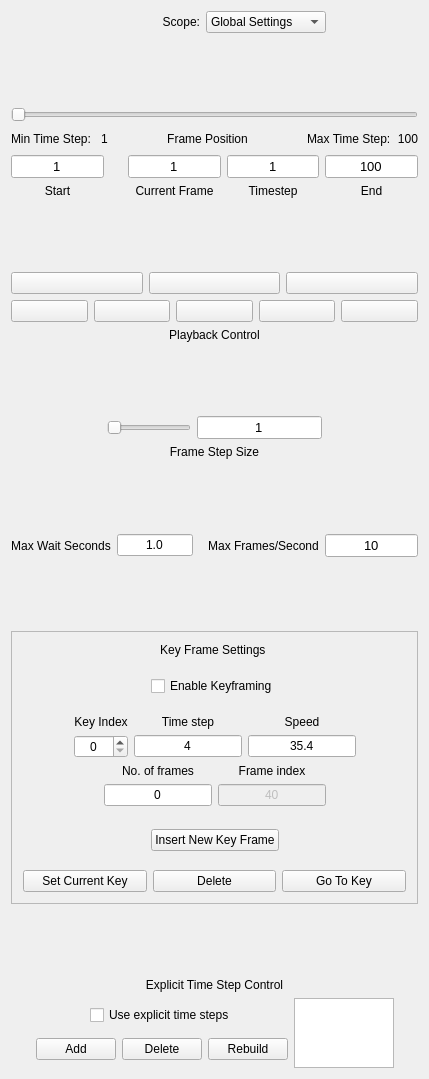
Old version of the form apps/vaporgui/guis/ui/animationtab.ui in the repository yyr/vapor.
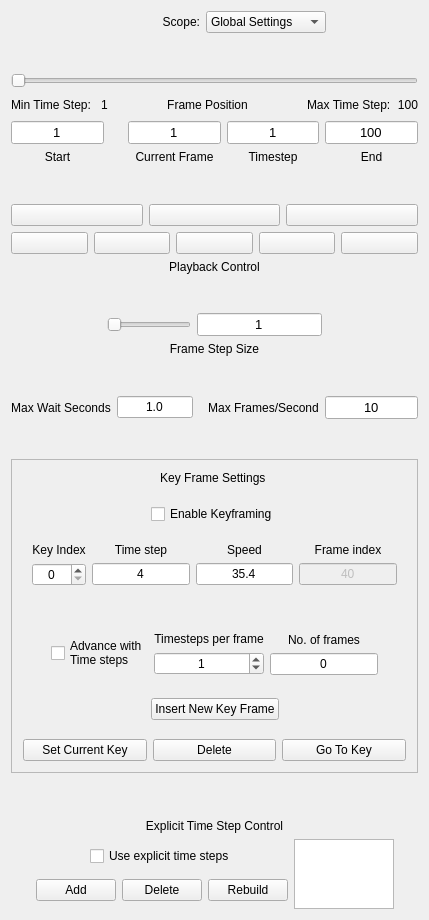
New version of the form. Icons and pictures are not drawn.

Commit message: Added elements to control timestep advance rate

The edit to the form file:
```diff
--- a/apps/vaporgui/guis/ui/animationtab.ui
+++ b/apps/vaporgui/guis/ui/animationtab.ui
@@ -7,7 +7,7 @@
     <x>0</x>
     <y>0</y>
     <width>429</width>
-    <height>1079</height>
+    <height>920</height>
    </rect>
   </property>
   <property name="sizePolicy">
@@ -43,7 +43,7 @@
   </property>
   <layout class="QHBoxLayout" name="horizontalLayout_10">
    <item>
-    <layout class="QVBoxLayout" name="verticalLayout_2">
+    <layout class="QVBoxLayout" name="verticalLayout_4">
      <item>
       <layout class="QHBoxLayout">
        <item>
@@ -937,7 +937,7 @@
        </property>
        <layout class="QHBoxLayout" name="horizontalLayout_8">
         <item>
-         <layout class="QVBoxLayout" name="verticalLayout">
+         <layout class="QVBoxLayout" name="verticalLayout_2">
           <item>
            <widget class="QLabel" name="label">
             <property name="text">
@@ -1026,7 +1026,7 @@
            </spacer>
           </item>
           <item>
-           <layout class="QHBoxLayout" name="horizontalLayout_2">
+           <layout class="QHBoxLayout" name="horizontalLayout_7">
             <item>
              <spacer name="horizontalSpacer_8">
               <property name="orientation">
@@ -1041,7 +1041,7 @@
              </spacer>
             </item>
             <item>
-             <layout class="QGridLayout" name="gridLayout_2">
+             <layout class="QGridLayout" name="gridLayout">
               <item row="0" column="0">
                <widget class="QLabel" name="label_2">
                 <property name="toolTip">
@@ -1114,6 +1114,30 @@
                 </property>
                </widget>
               </item>
+              <item row="0" column="3">
+               <widget class="QLabel" name="label_4">
+                <property name="toolTip">
+                 <string>&lt;!DOCTYPE HTML PUBLIC &quot;-//W3C//DTD HTML 4.0//EN&quot; &quot;http://www.w3.org/TR/REC-html40/strict.dtd&quot;&gt;
+&lt;html&gt;&lt;head&gt;&lt;meta name=&quot;qrichtext&quot; content=&quot;1&quot; /&gt;&lt;style type=&quot;text/css&quot;&gt;
+p, li { white-space: pre-wrap; }
+&lt;/style&gt;&lt;/head&gt;&lt;body style=&quot; font-family:'Lucida Grande'; font-size:13pt; font-weight:400; font-style:normal;&quot;&gt;
+&lt;p style=&quot; margin-top:0px; margin-bottom:0px; margin-left:0px; margin-right:0px; -qt-block-indent:0; text-indent:0px;&quot;&gt;&lt;span style=&quot; font-family:'MS Shell Dlg 2'; font-size:12pt;&quot;&gt;The frame index associated with the current key frame.  &lt;/span&gt;&lt;/p&gt;&lt;/body&gt;&lt;/html&gt;</string>
+                </property>
+                <property name="whatsThis">
+                 <string>&lt;!DOCTYPE HTML PUBLIC &quot;-//W3C//DTD HTML 4.0//EN&quot; &quot;http://www.w3.org/TR/REC-html40/strict.dtd&quot;&gt;
+&lt;html&gt;&lt;head&gt;&lt;meta name=&quot;qrichtext&quot; content=&quot;1&quot; /&gt;&lt;style type=&quot;text/css&quot;&gt;
+p, li { white-space: pre-wrap; }
+&lt;/style&gt;&lt;/head&gt;&lt;body style=&quot; font-family:'Lucida Grande'; font-size:13pt; font-weight:400; font-style:normal;&quot;&gt;
+&lt;p style=&quot; margin-top:0px; margin-bottom:0px; margin-left:0px; margin-right:0px; -qt-block-indent:0; text-indent:0px;&quot;&gt;&lt;span style=&quot; font-family:'MS Shell Dlg 2'; font-size:12pt;&quot;&gt;The frame index index is the position of the keyframe in the full animation sequence.  It is the sum of all the frame counts for all the frames up to the current frame.  It cannot be edited.  It is a consequence of the speeds at the various key frames as well as the duration of keyframes where the camera is fixed.&lt;/span&gt;&lt;/p&gt;&lt;/body&gt;&lt;/html&gt;</string>
+                </property>
+                <property name="text">
+                 <string>Frame index</string>
+                </property>
+                <property name="alignment">
+                 <set>Qt::AlignCenter</set>
+                </property>
+               </widget>
+              </item>
               <item row="1" column="0">
                <widget class="QSpinBox" name="keyIndexSpin">
                 <property name="minimumSize">
@@ -1189,6 +1213,36 @@
                 </property>
                </widget>
               </item>
+              <item row="1" column="3">
+               <widget class="QLineEdit" name="frameIndexEdit">
+                <property name="enabled">
+                 <bool>false</bool>
+                </property>
+                <property name="toolTip">
+                 <string>&lt;!DOCTYPE HTML PUBLIC &quot;-//W3C//DTD HTML 4.0//EN&quot; &quot;http://www.w3.org/TR/REC-html40/strict.dtd&quot;&gt;
+&lt;html&gt;&lt;head&gt;&lt;meta name=&quot;qrichtext&quot; content=&quot;1&quot; /&gt;&lt;style type=&quot;text/css&quot;&gt;
+p, li { white-space: pre-wrap; }
+&lt;/style&gt;&lt;/head&gt;&lt;body style=&quot; font-family:'Lucida Grande'; font-size:13pt; font-weight:400; font-style:normal;&quot;&gt;
+&lt;p style=&quot; margin-top:0px; margin-bottom:0px; margin-left:0px; margin-right:0px; -qt-block-indent:0; text-indent:0px;&quot;&gt;&lt;span style=&quot; font-family:'MS Shell Dlg 2'; font-size:12pt;&quot;&gt;The frame index associated with the current key frame.  &lt;/span&gt;&lt;/p&gt;&lt;/body&gt;&lt;/html&gt;</string>
+                </property>
+                <property name="whatsThis">
+                 <string>&lt;!DOCTYPE HTML PUBLIC &quot;-//W3C//DTD HTML 4.0//EN&quot; &quot;http://www.w3.org/TR/REC-html40/strict.dtd&quot;&gt;
+&lt;html&gt;&lt;head&gt;&lt;meta name=&quot;qrichtext&quot; content=&quot;1&quot; /&gt;&lt;style type=&quot;text/css&quot;&gt;
+p, li { white-space: pre-wrap; }
+&lt;/style&gt;&lt;/head&gt;&lt;body style=&quot; font-family:'Lucida Grande'; font-size:13pt; font-weight:400; font-style:normal;&quot;&gt;
+&lt;p style=&quot; margin-top:0px; margin-bottom:0px; margin-left:0px; margin-right:0px; -qt-block-indent:0; text-indent:0px;&quot;&gt;&lt;span style=&quot; font-family:'MS Shell Dlg 2'; font-size:12pt;&quot;&gt;The frame index index is the position of the keyframe in the full animation sequence.  It is the sum of all the frame counts for all the frames up to the current frame.  It cannot be edited.  It is a consequence of the speeds at the various key frames as well as the duration of keyframes where the camera is fixed.&lt;/span&gt;&lt;/p&gt;&lt;/body&gt;&lt;/html&gt;</string>
+                </property>
+                <property name="text">
+                 <string>40</string>
+                </property>
+                <property name="alignment">
+                 <set>Qt::AlignCenter</set>
+                </property>
+                <property name="readOnly">
+                 <bool>true</bool>
+                </property>
+               </widget>
+              </item>
              </layout>
             </item>
             <item>
@@ -1207,7 +1261,20 @@
            </layout>
           </item>
           <item>
-           <layout class="QHBoxLayout" name="horizontalLayout_7">
+           <spacer name="verticalSpacer_6">
+            <property name="orientation">
+             <enum>Qt::Vertical</enum>
+            </property>
+            <property name="sizeHint" stdset="0">
+             <size>
+              <width>20</width>
+              <height>40</height>
+             </size>
+            </property>
+           </spacer>
+          </item>
+          <item>
+           <layout class="QHBoxLayout" name="horizontalLayout_2">
             <item>
              <spacer name="horizontalSpacer_5">
               <property name="orientation">
@@ -1215,15 +1282,53 @@
               </property>
               <property name="sizeHint" stdset="0">
                <size>
-                <width>40</width>
+                <width>13</width>
                 <height>20</height>
                </size>
               </property>
              </spacer>
             </item>
             <item>
-             <layout class="QGridLayout" name="gridLayout">
-              <item row="0" column="0">
+             <widget class="QCheckBox" name="synchCheckBox">
+              <property name="toolTip">
+               <string>Check to sychronize frame advance with time step advance</string>
+              </property>
+              <property name="text">
+               <string>Advance with 
+Time steps</string>
+              </property>
+             </widget>
+            </item>
+            <item>
+             <layout class="QVBoxLayout" name="verticalLayout_3">
+              <item>
+               <widget class="QLabel" name="label_6">
+                <property name="text">
+                 <string>Timesteps per frame</string>
+                </property>
+                <property name="alignment">
+                 <set>Qt::AlignCenter</set>
+                </property>
+               </widget>
+              </item>
+              <item>
+               <widget class="QSpinBox" name="timestepRateSpin">
+                <property name="toolTip">
+                 <string>&lt;html&gt;&lt;head/&gt;&lt;body&gt;&lt;p&gt;Specify time step change per frame when frame numbers are advancing with time step.&lt;/p&gt;&lt;/body&gt;&lt;/html&gt;</string>
+                </property>
+                <property name="alignment">
+                 <set>Qt::AlignCenter</set>
+                </property>
+                <property name="value">
+                 <number>1</number>
+                </property>
+               </widget>
+              </item>
+             </layout>
+            </item>
+            <item>
+             <layout class="QVBoxLayout" name="verticalLayout">
+              <item>
                <widget class="QLabel" name="label_7">
                 <property name="toolTip">
                  <string>&lt;!DOCTYPE HTML PUBLIC &quot;-//W3C//DTD HTML 4.0//EN&quot; &quot;http://www.w3.org/TR/REC-html40/strict.dtd&quot;&gt;
@@ -1247,31 +1352,7 @@
                 </property>
                </widget>
               </item>
-              <item row="0" column="1">
-               <widget class="QLabel" name="label_4">
-                <property name="toolTip">
-                 <string>&lt;!DOCTYPE HTML PUBLIC &quot;-//W3C//DTD HTML 4.0//EN&quot; &quot;http://www.w3.org/TR/REC-html40/strict.dtd&quot;&gt;
-&lt;html&gt;&lt;head&gt;&lt;meta name=&quot;qrichtext&quot; content=&quot;1&quot; /&gt;&lt;style type=&quot;text/css&quot;&gt;
-p, li { white-space: pre-wrap; }
-&lt;/style&gt;&lt;/head&gt;&lt;body style=&quot; font-family:'Lucida Grande'; font-size:13pt; font-weight:400; font-style:normal;&quot;&gt;
-&lt;p style=&quot; margin-top:0px; margin-bottom:0px; margin-left:0px; margin-right:0px; -qt-block-indent:0; text-indent:0px;&quot;&gt;&lt;span style=&quot; font-family:'MS Shell Dlg 2'; font-size:12pt;&quot;&gt;The frame index associated with the current key frame.  &lt;/span&gt;&lt;/p&gt;&lt;/body&gt;&lt;/html&gt;</string>
-                </property>
-                <property name="whatsThis">
-                 <string>&lt;!DOCTYPE HTML PUBLIC &quot;-//W3C//DTD HTML 4.0//EN&quot; &quot;http://www.w3.org/TR/REC-html40/strict.dtd&quot;&gt;
-&lt;html&gt;&lt;head&gt;&lt;meta name=&quot;qrichtext&quot; content=&quot;1&quot; /&gt;&lt;style type=&quot;text/css&quot;&gt;
-p, li { white-space: pre-wrap; }
-&lt;/style&gt;&lt;/head&gt;&lt;body style=&quot; font-family:'Lucida Grande'; font-size:13pt; font-weight:400; font-style:normal;&quot;&gt;
-&lt;p style=&quot; margin-top:0px; margin-bottom:0px; margin-left:0px; margin-right:0px; -qt-block-indent:0; text-indent:0px;&quot;&gt;&lt;span style=&quot; font-family:'MS Shell Dlg 2'; font-size:12pt;&quot;&gt;The frame index index is the position of the keyframe in the full animation sequence.  It is the sum of all the frame counts for all the frames up to the current frame.  It cannot be edited.  It is a consequence of the speeds at the various key frames as well as the duration of keyframes where the camera is fixed.&lt;/span&gt;&lt;/p&gt;&lt;/body&gt;&lt;/html&gt;</string>
-                </property>
-                <property name="text">
-                 <string>Frame index</string>
-                </property>
-                <property name="alignment">
-                 <set>Qt::AlignCenter</set>
-                </property>
-               </widget>
-              </item>
-              <item row="1" column="0">
+              <item>
                <widget class="QLineEdit" name="numFramesEdit">
                 <property name="toolTip">
                  <string>&lt;!DOCTYPE HTML PUBLIC &quot;-//W3C//DTD HTML 4.0//EN&quot; &quot;http://www.w3.org/TR/REC-html40/strict.dtd&quot;&gt;
@@ -1298,36 +1379,6 @@
                 </property>
                </widget>
               </item>
-              <item row="1" column="1">
-               <widget class="QLineEdit" name="frameIndexEdit">
-                <property name="enabled">
-                 <bool>false</bool>
-                </property>
-                <property name="toolTip">
-                 <string>&lt;!DOCTYPE HTML PUBLIC &quot;-//W3C//DTD HTML 4.0//EN&quot; &quot;http://www.w3.org/TR/REC-html40/strict.dtd&quot;&gt;
-&lt;html&gt;&lt;head&gt;&lt;meta name=&quot;qrichtext&quot; content=&quot;1&quot; /&gt;&lt;style type=&quot;text/css&quot;&gt;
-p, li { white-space: pre-wrap; }
-&lt;/style&gt;&lt;/head&gt;&lt;body style=&quot; font-family:'Lucida Grande'; font-size:13pt; font-weight:400; font-style:normal;&quot;&gt;
-&lt;p style=&quot; margin-top:0px; margin-bottom:0px; margin-left:0px; margin-right:0px; -qt-block-indent:0; text-indent:0px;&quot;&gt;&lt;span style=&quot; font-family:'MS Shell Dlg 2'; font-size:12pt;&quot;&gt;The frame index associated with the current key frame.  &lt;/span&gt;&lt;/p&gt;&lt;/body&gt;&lt;/html&gt;</string>
-                </property>
-                <property name="whatsThis">
-                 <string>&lt;!DOCTYPE HTML PUBLIC &quot;-//W3C//DTD HTML 4.0//EN&quot; &quot;http://www.w3.org/TR/REC-html40/strict.dtd&quot;&gt;
-&lt;html&gt;&lt;head&gt;&lt;meta name=&quot;qrichtext&quot; content=&quot;1&quot; /&gt;&lt;style type=&quot;text/css&quot;&gt;
-p, li { white-space: pre-wrap; }
-&lt;/style&gt;&lt;/head&gt;&lt;body style=&quot; font-family:'Lucida Grande'; font-size:13pt; font-weight:400; font-style:normal;&quot;&gt;
-&lt;p style=&quot; margin-top:0px; margin-bottom:0px; margin-left:0px; margin-right:0px; -qt-block-indent:0; text-indent:0px;&quot;&gt;&lt;span style=&quot; font-family:'MS Shell Dlg 2'; font-size:12pt;&quot;&gt;The frame index index is the position of the keyframe in the full animation sequence.  It is the sum of all the frame counts for all the frames up to the current frame.  It cannot be edited.  It is a consequence of the speeds at the various key frames as well as the duration of keyframes where the camera is fixed.&lt;/span&gt;&lt;/p&gt;&lt;/body&gt;&lt;/html&gt;</string>
-                </property>
-                <property name="text">
-                 <string>40</string>
-                </property>
-                <property name="alignment">
-                 <set>Qt::AlignCenter</set>
-                </property>
-                <property name="readOnly">
-                 <bool>true</bool>
-                </property>
-               </widget>
-              </item>
              </layout>
             </item>
             <item>
@@ -1337,7 +1388,7 @@
               </property>
               <property name="sizeHint" stdset="0">
                <size>
-                <width>40</width>
+                <width>17</width>
                 <height>20</height>
                </size>
               </property>
```
The commit also changes 4 other files.
